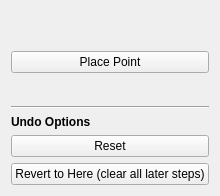
Before: the Qt Designer form Resources/UI/page_pinna_landmarks.ui in thomasjames3/SlicerScutumGraftLocator, drawn with Qt 5.
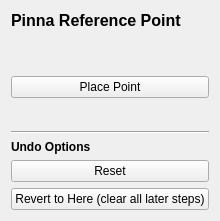
After: the same form once the commit is applied.

```diff
--- a/Resources/UI/page_pinna_landmarks.ui
+++ b/Resources/UI/page_pinna_landmarks.ui
@@ -3,6 +3,19 @@
  <class>page_pinna_landmarks</class>
  <widget class="QWidget" name="page_pinna_landmarks">
   <layout class="QVBoxLayout" name="verticalLayout">
+   <item>
+    <widget class="QLabel" name="titleLabel">
+     <property name="text">
+      <string>Pinna Reference Point</string>
+     </property>
+     <property name="font">
+      <font>
+       <bold>true</bold>
+       <pointsize>12</pointsize>
+      </font>
+     </property>
+    </widget>
+   </item>
    <item>
     <widget class="QLabel" name="instructionLabel">
      <property name="text">
```
